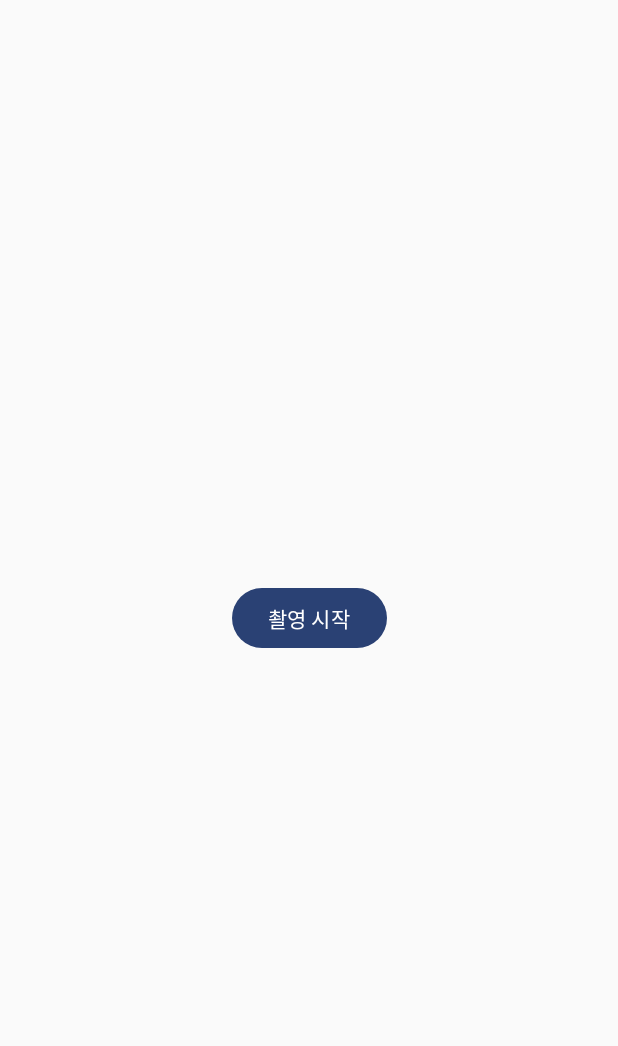
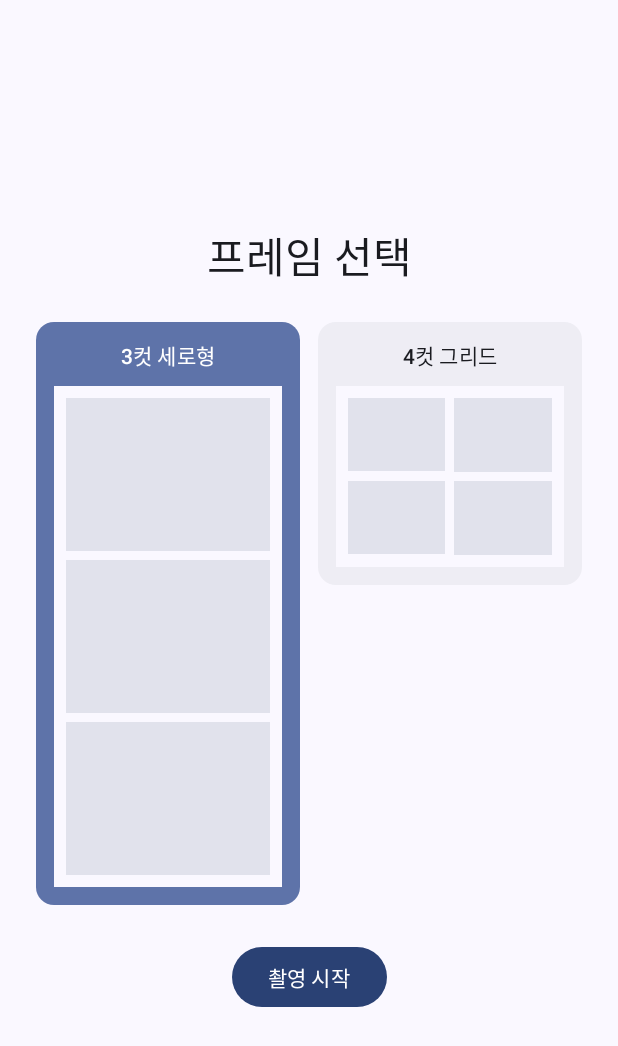
Before and after one commit to iamheesoo/my-camera, an Android app built with Jetpack Compose: the screen it shows after launch (MainActivity), on a phone screen of 412 x 824 dp. Shown: the top 1046 px of the screen. Run offline under Robolectric (Android 15) with nearby library versions, the phone set to English and light mode, and no system bars; our stand-ins replace Dagger/Hilt's generated code; libraries missing offline, so code that uses them is left out: androidx.hilt.lifecycle.

Commit message:
feat: 포토부스 프레임 선택 추가

```diff
--- /dev/null
+++ b/app/src/main/java/com/heesoo/my_camera/domain/model/PhotoFrame.kt
@@ -0,0 +1,8 @@
+package com.heesoo.my_camera.domain.model
+
+enum class PhotoFrame(val rowCount: Int, val columnCount: Int) {
+    STRIP(rowCount = 3, columnCount = 1),
+    GRID(rowCount = 2, columnCount = 2);
+
+    val slotCount: Int get() = rowCount * columnCount
+}
--- /dev/null
+++ b/app/src/main/java/com/heesoo/my_camera/presentation/composable/frame/FrameLayout.kt
@@ -0,0 +1,44 @@
+package com.heesoo.my_camera.presentation.composable.frame
+
+import androidx.compose.foundation.background
+import androidx.compose.foundation.layout.Arrangement
+import androidx.compose.foundation.layout.Box
+import androidx.compose.foundation.layout.Column
+import androidx.compose.foundation.layout.Row
+import androidx.compose.foundation.layout.aspectRatio
+import androidx.compose.foundation.layout.fillMaxWidth
+import androidx.compose.foundation.layout.padding
+import androidx.compose.material3.MaterialTheme
+import androidx.compose.runtime.Composable
+import androidx.compose.ui.Modifier
+import androidx.compose.ui.unit.dp
+import com.heesoo.my_camera.domain.model.PhotoFrame
+
+@Composable
+internal fun FrameLayout(
+    modifier: Modifier = Modifier,
+    frame: PhotoFrame,
+    slot: @Composable (Int) -> Unit,
+) {
+    Column(
+        modifier = modifier.background(MaterialTheme.colorScheme.surface).padding(8.dp),
+        verticalArrangement = Arrangement.spacedBy(6.dp),
+    ) {
+        repeat(frame.rowCount) { row ->
+            Row(
+                modifier = Modifier.fillMaxWidth(),
+                horizontalArrangement = Arrangement.spacedBy(6.dp),
+            ) {
+                repeat(frame.columnCount) { column ->
+                    Box(
+                        modifier = Modifier.weight(1f)
+                            .aspectRatio(4f / 3f)
+                            .background(MaterialTheme.colorScheme.surfaceVariant),
+                    ) {
+                        slot(row * frame.columnCount + column)
+                    }
+                }
+            }
+        }
+    }
+}
--- a/app/src/main/java/com/heesoo/my_camera/presentation/route/PhotoboothNavHost.kt
+++ b/app/src/main/java/com/heesoo/my_camera/presentation/route/PhotoboothNavHost.kt
@@ -6,6 +6,7 @@ import androidx.hilt.lifecycle.viewmodel.compose.hiltViewModel
 import androidx.navigation.compose.NavHost
 import androidx.navigation.compose.composable
 import androidx.navigation.compose.rememberNavController
+import com.heesoo.my_camera.domain.model.PhotoFrame
 import com.heesoo.my_camera.presentation.screen.capture.CaptureRoute
 import com.heesoo.my_camera.presentation.screen.frameselection.FrameSelectionListener
 import com.heesoo.my_camera.presentation.screen.frameselection.FrameSelectionScreen
@@ -15,8 +16,8 @@ fun PhotoboothNavHost() {
     val navController = rememberNavController()
     val frameSelectionListener = remember(navController) {
         object : FrameSelectionListener {
-            override fun goToCapture() {
-                navController.navigate(Route.Capture) {
+            override fun goToCapture(frame: PhotoFrame) {
+                navController.navigate(Route.Capture(frame = frame)) {
                     launchSingleTop = true
                 }
             }
--- a/app/src/main/java/com/heesoo/my_camera/presentation/route/Route.kt
+++ b/app/src/main/java/com/heesoo/my_camera/presentation/route/Route.kt
@@ -1,5 +1,6 @@
 package com.heesoo.my_camera.presentation.route
 
+import com.heesoo.my_camera.domain.model.PhotoFrame
 import kotlinx.serialization.Serializable
 
 sealed interface Route {
@@ -7,5 +8,5 @@ sealed interface Route {
     data object FrameSelection : Route
 
     @Serializable
-    data object Capture : Route
+    data class Capture(val frame: PhotoFrame) : Route
 }
--- a/app/src/main/java/com/heesoo/my_camera/presentation/screen/frameselection/FrameSelectionContract.kt
+++ b/app/src/main/java/com/heesoo/my_camera/presentation/screen/frameselection/FrameSelectionContract.kt
@@ -4,14 +4,17 @@ import com.heesoo.my_camera.core.mvi.UiEffect
 import com.heesoo.my_camera.core.mvi.UiEvent
 import com.heesoo.my_camera.core.mvi.UiState
 
+import com.heesoo.my_camera.domain.model.PhotoFrame
+
 object FrameSelectionContract {
-    data object State : UiState
+    data class State(val selectedFrame: PhotoFrame = PhotoFrame.STRIP) : UiState
 
     sealed interface Event : UiEvent {
+        data class ClickFrame(val frame: PhotoFrame) : Event
         data object ClickStartCapture : Event
     }
 
     sealed interface Effect : UiEffect {
-        data object GoToCapture : Effect
+        data class GoToCapture(val frame: PhotoFrame) : Effect
     }
 }
--- a/app/src/main/java/com/heesoo/my_camera/presentation/screen/frameselection/FrameSelectionListener.kt
+++ b/app/src/main/java/com/heesoo/my_camera/presentation/screen/frameselection/FrameSelectionListener.kt
@@ -1,5 +1,7 @@
 package com.heesoo.my_camera.presentation.screen.frameselection
 
+import com.heesoo.my_camera.domain.model.PhotoFrame
+
 interface FrameSelectionListener {
-    fun goToCapture()
+    fun goToCapture(frame: PhotoFrame)
 }
--- a/app/src/main/java/com/heesoo/my_camera/presentation/screen/frameselection/FrameSelectionScreen.kt
+++ b/app/src/main/java/com/heesoo/my_camera/presentation/screen/frameselection/FrameSelectionScreen.kt
@@ -1,15 +1,33 @@
 package com.heesoo.my_camera.presentation.screen.frameselection
 
-import androidx.compose.foundation.layout.Box
+import androidx.compose.foundation.layout.Arrangement
+import androidx.compose.foundation.layout.Column
+import androidx.compose.foundation.layout.Row
 import androidx.compose.foundation.layout.fillMaxSize
+import androidx.compose.foundation.layout.fillMaxWidth
+import androidx.compose.foundation.layout.padding
+import androidx.compose.foundation.layout.safeDrawingPadding
+import androidx.compose.foundation.layout.widthIn
+import androidx.compose.foundation.rememberScrollState
+import androidx.compose.foundation.selection.selectable
+import androidx.compose.foundation.selection.selectableGroup
+import androidx.compose.foundation.verticalScroll
 import androidx.compose.material3.Button
+import androidx.compose.material3.MaterialTheme
+import androidx.compose.material3.Surface
 import androidx.compose.material3.Text
 import androidx.compose.runtime.Composable
 import androidx.compose.runtime.LaunchedEffect
+import androidx.compose.runtime.getValue
 import androidx.compose.ui.Alignment
 import androidx.compose.ui.Modifier
 import androidx.compose.ui.res.stringResource
+import androidx.compose.ui.semantics.Role
+import androidx.compose.ui.unit.dp
+import androidx.lifecycle.compose.collectAsStateWithLifecycle
 import com.heesoo.my_camera.R
+import com.heesoo.my_camera.domain.model.PhotoFrame
+import com.heesoo.my_camera.presentation.composable.frame.FrameLayout
 import com.heesoo.my_camera.presentation.screen.frameselection.FrameSelectionContract.Effect
 import com.heesoo.my_camera.presentation.screen.frameselection.FrameSelectionContract.Event
 
@@ -18,17 +36,74 @@ fun FrameSelectionScreen(
     viewModel: FrameSelectionViewModel,
     listener: FrameSelectionListener,
 ) {
+    val state by viewModel.state.collectAsStateWithLifecycle()
+
     LaunchedEffect(viewModel.effect, listener) {
         viewModel.effect.collect { effect ->
             when (effect) {
-                Effect.GoToCapture -> listener.goToCapture()
+                is Effect.GoToCapture -> listener.goToCapture(effect.frame)
             }
         }
     }
 
-    Box(modifier = Modifier.fillMaxSize(), contentAlignment = Alignment.Center) {
-        Button(onClick = { viewModel.sendEvent(Event.ClickStartCapture) }) {
-            Text(stringResource(R.string.start_capture))
+    Surface(modifier = Modifier.fillMaxSize()) {
+        Column(
+            modifier = Modifier.safeDrawingPadding().verticalScroll(rememberScrollState()).padding(24.dp),
+            verticalArrangement = Arrangement.Center,
+            horizontalAlignment = Alignment.CenterHorizontally,
+        ) {
+            Text(
+                text = stringResource(R.string.select_frame),
+                style = MaterialTheme.typography.headlineMedium,
+            )
+            Row(
+                modifier = Modifier.padding(vertical = 24.dp).widthIn(max = 440.dp)
+                    .fillMaxWidth().selectableGroup(),
+                horizontalArrangement = Arrangement.spacedBy(12.dp),
+            ) {
+                PhotoFrame.entries.forEach { frame ->
+                    FrameOption(
+                        modifier = Modifier.weight(1f),
+                        frame = frame,
+                        isSelected = frame == state.selectedFrame,
+                        onClick = { viewModel.sendEvent(Event.ClickFrame(frame = frame)) },
+                    )
+                }
+            }
+            Button(onClick = { viewModel.sendEvent(Event.ClickStartCapture) }) {
+                Text(stringResource(R.string.start_capture))
+            }
         }
     }
 }
+
+@Composable
+private fun FrameOption(
+    modifier: Modifier = Modifier,
+    frame: PhotoFrame,
+    isSelected: Boolean,
+    onClick: () -> Unit,
+) {
+    val label = when (frame) {
+        PhotoFrame.STRIP -> R.string.frame_strip
+        PhotoFrame.GRID -> R.string.frame_grid
+    }
+    Surface(
+        modifier = modifier.selectable(
+            selected = isSelected,
+            role = Role.RadioButton,
+            onClick = onClick,
+        ),
+        shape = MaterialTheme.shapes.medium,
+        color = if (isSelected) MaterialTheme.colorScheme.primaryContainer else MaterialTheme.colorScheme.surfaceContainer,
+    ) {
+        Column(
+            modifier = Modifier.padding(12.dp),
+            horizontalAlignment = Alignment.CenterHorizontally,
+            verticalArrangement = Arrangement.spacedBy(10.dp),
+        ) {
+            Text(text = stringResource(label), style = MaterialTheme.typography.titleSmall)
+            FrameLayout(frame = frame, slot = {})
+        }
+    }
+}
--- a/app/src/main/java/com/heesoo/my_camera/presentation/screen/frameselection/FrameSelectionViewModel.kt
+++ b/app/src/main/java/com/heesoo/my_camera/presentation/screen/frameselection/FrameSelectionViewModel.kt
@@ -1,6 +1,7 @@
 package com.heesoo.my_camera.presentation.screen.frameselection
 
 import com.heesoo.my_camera.core.mvi.BaseMviViewModel
+import com.heesoo.my_camera.domain.model.PhotoFrame
 import com.heesoo.my_camera.presentation.screen.frameselection.FrameSelectionContract.Effect
 import com.heesoo.my_camera.presentation.screen.frameselection.FrameSelectionContract.Event
 import com.heesoo.my_camera.presentation.screen.frameselection.FrameSelectionContract.State
@@ -9,13 +10,18 @@ import javax.inject.Inject
 
 @HiltViewModel
 class FrameSelectionViewModel @Inject constructor() :
-    BaseMviViewModel<State, Event, Effect>(initialState = State) {
+    BaseMviViewModel<State, Event, Effect>(initialState = State()) {
 
     override fun handleEvent(event: Event) {
         when (event) {
+            is Event.ClickFrame -> selectFrame(event.frame)
             Event.ClickStartCapture -> goToCapture()
         }
     }
 
-    private fun goToCapture() = sendEffect(Effect.GoToCapture)
+    private fun selectFrame(frame: PhotoFrame) {
+        setState { copy(selectedFrame = frame) }
+    }
+
+    private fun goToCapture() = sendEffect(Effect.GoToCapture(frame = state.value.selectedFrame))
 }
--- a/app/src/main/res/values/strings.xml
+++ b/app/src/main/res/values/strings.xml
@@ -7,4 +7,7 @@
     <string name="take_test_photo">테스트 촬영</string>
     <string name="test_photo_saved">테스트 JPEG 저장 완료</string>
     <string name="test_photo_failed">촬영에 실패했어요. 다시 시도해 주세요.</string>
+    <string name="select_frame">프레임 선택</string>
+    <string name="frame_strip">3컷 세로형</string>
+    <string name="frame_grid">4컷 그리드</string>
 </resources>
```
